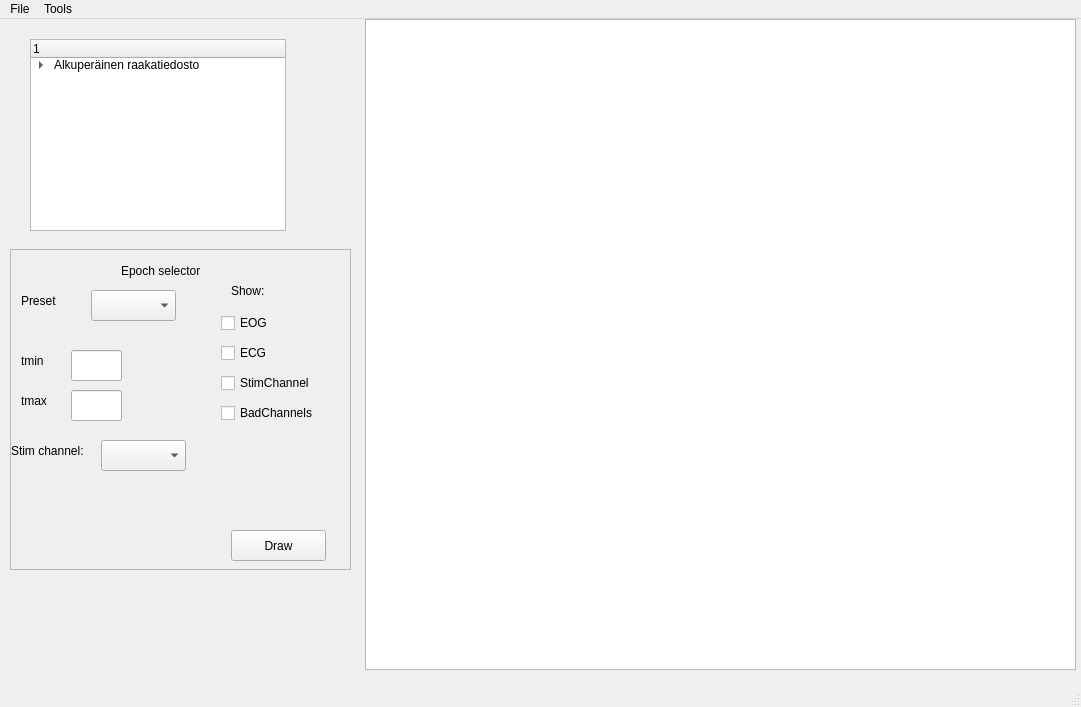
Before: the Qt Designer form UI/qt4Designer/UIehdotus2.ui in cibr-jyu/meggie, drawn with Qt 5.
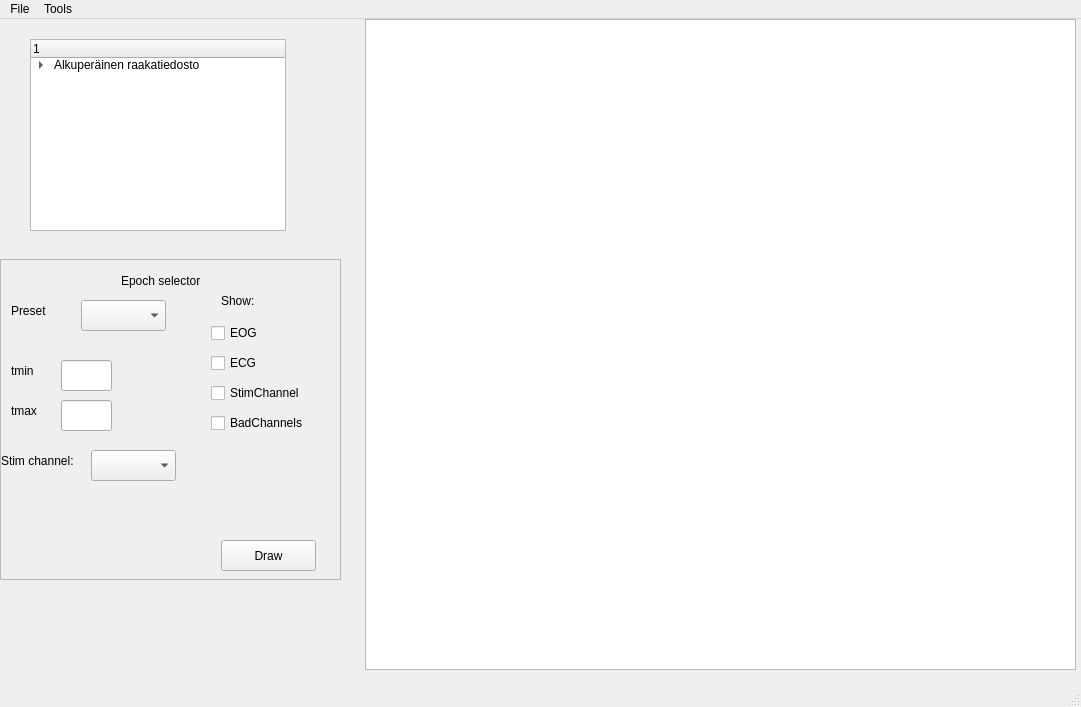
After: the same form once the commit is applied.

Commit message: MatPlotin kuvaaja-alueita UI:ssa

Patch:
```diff
--- a/UI/qt4Designer/UIehdotus2.ui
+++ b/UI/qt4Designer/UIehdotus2.ui
@@ -62,8 +62,8 @@
    <widget class="QScrollArea" name="scrollArea">
     <property name="geometry">
      <rect>
-      <x>10</x>
-      <y>230</y>
+      <x>0</x>
+      <y>240</y>
       <width>341</width>
       <height>321</height>
      </rect>
@@ -139,7 +139,7 @@
      <widget class="QLabel" name="label">
       <property name="geometry">
        <rect>
-        <x>110</x>
+        <x>120</x>
         <y>10</y>
         <width>101</width>
         <height>21</height>
```
Left out of the diff: 8 changed lines with no effect on the pictures. The commit also changes 5 other files.
